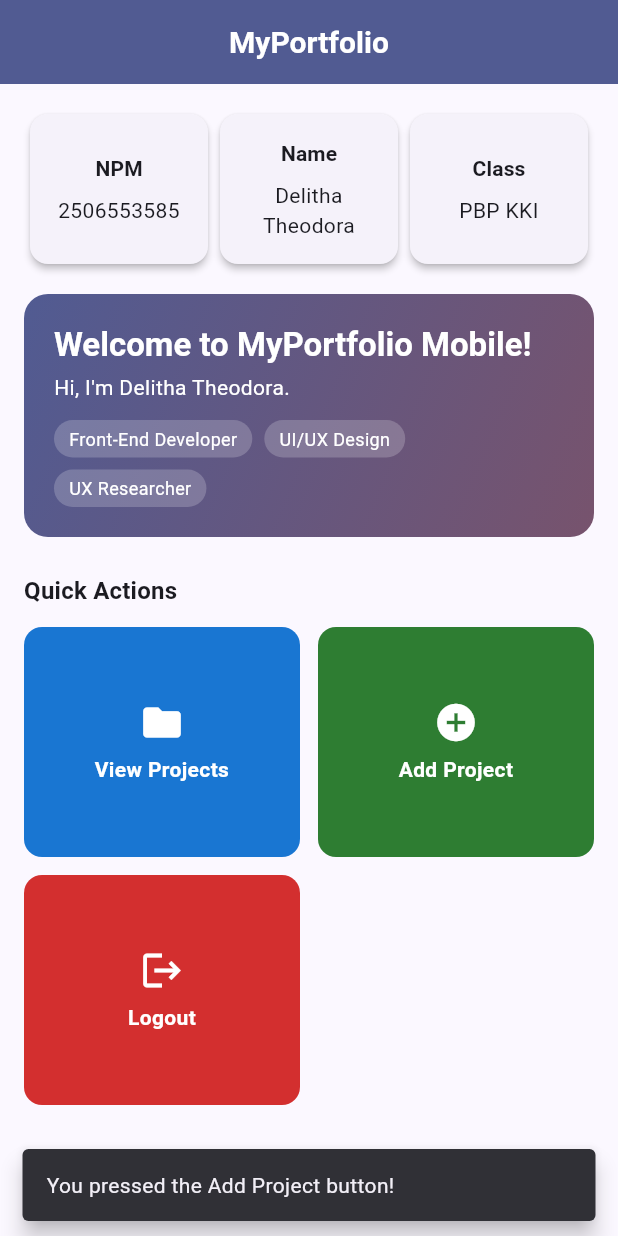
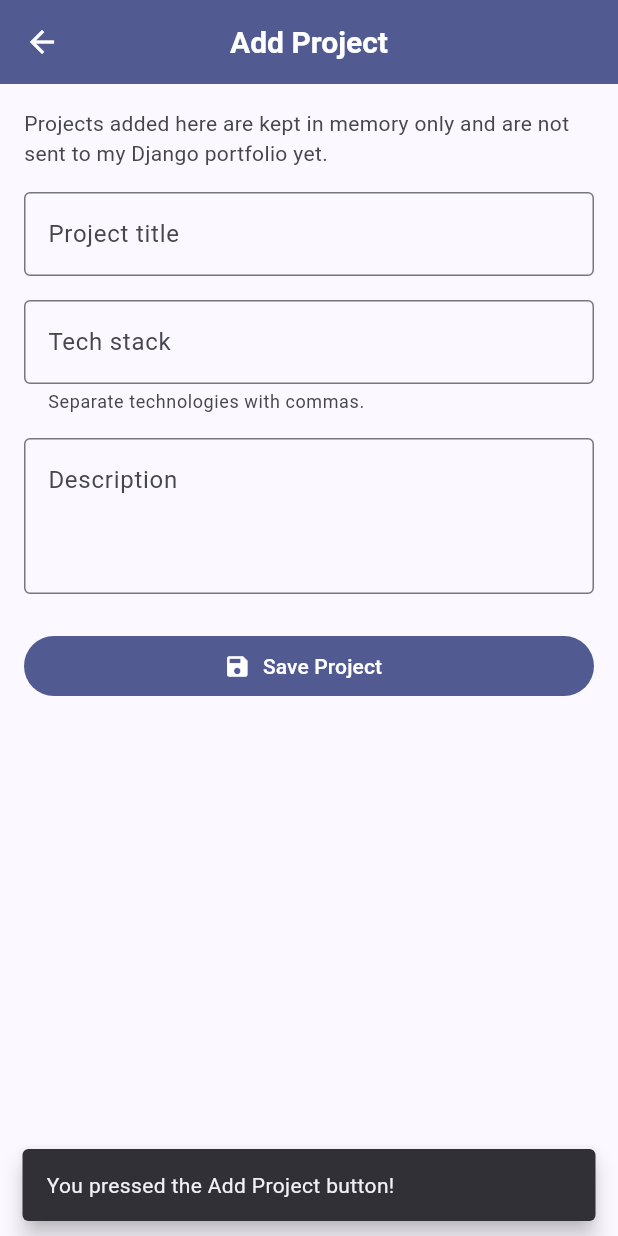
Before and after one commit to theodoradelitha/myportofolio_mobile, a Flutter app: the screen it shows after launch, after a tap on "Add Project", on a phone screen of 412 x 824 dp. Run offline on Flutter 3.47's test engine with Material 3 defaults, Android fonts, the phone set to English and light mode, and no system bars.

Commit message:
feat: add project form with validation
Add Project opens a form with title, tech stack and description fields.
Validation follows the Django Project model limits. Saved projects go
into an in-memory ProjectStore and appear in View Projects immediately,
marked as not synced since there is no backend connection yet.

```diff
--- a/lib/menu.dart
+++ b/lib/menu.dart
@@ -1,6 +1,7 @@
 import 'package:flutter/material.dart';
 import 'package:myportofolio_mobile/data/portfolio_data.dart';
 import 'package:myportofolio_mobile/models/item_homepage.dart';
+import 'package:myportofolio_mobile/screens/project_form_page.dart';
 import 'package:myportofolio_mobile/screens/project_list_page.dart';
 import 'package:myportofolio_mobile/widgets/info_card.dart';
 import 'package:myportofolio_mobile/widgets/item_card.dart';
@@ -20,13 +21,23 @@ class MyHomePage extends StatelessWidget {
       Color(0xFF1976D2),
       onTap: _openProjectList,
     ),
-    ItemHomepage("Add Project", Icons.add_circle, Color(0xFF2E7D32)),
+    ItemHomepage(
+      "Add Project",
+      Icons.add_circle,
+      Color(0xFF2E7D32),
+      onTap: _openProjectForm,
+    ),
     ItemHomepage("Logout", Icons.logout, Color(0xFFD32F2F)),
   ];
 
   static void _openProjectList(BuildContext context) {
     Navigator.of(context)
         .push(MaterialPageRoute(builder: (_) => const ProjectListPage()));
+  }
+
+  static void _openProjectForm(BuildContext context) {
+    Navigator.of(context)
+        .push(MaterialPageRoute(builder: (_) => const ProjectFormPage()));
   }
 
   @override
--- /dev/null
+++ b/lib/screens/project_form_page.dart
@@ -0,0 +1,151 @@
+import 'package:flutter/material.dart';
+import 'package:myportofolio_mobile/data/project_store.dart';
+import 'package:myportofolio_mobile/models/project.dart';
+
+class ProjectFormPage extends StatefulWidget {
+  const ProjectFormPage({super.key});
+
+  @override
+  State<ProjectFormPage> createState() => _ProjectFormPageState();
+}
+
+class _ProjectFormPageState extends State<ProjectFormPage> {
+  // Same limits as the Project model in my Django portfolio.
+  static const int _maxTitleLength = 255;
+  static const int _maxTechStackLength = 200;
+  static const int _minDescriptionLength = 20;
+
+  final _formKey = GlobalKey<FormState>();
+  final _titleController = TextEditingController();
+  final _techStackController = TextEditingController();
+  final _descriptionController = TextEditingController();
+
+  @override
+  void dispose() {
+    _titleController.dispose();
+    _techStackController.dispose();
+    _descriptionController.dispose();
+    super.dispose();
+  }
+
+  String? _validateTitle(String? value) {
+    final title = value?.trim() ?? '';
+    if (title.isEmpty) return 'Project title cannot be empty.';
+    if (title.length > _maxTitleLength) {
+      return 'Title must be at most $_maxTitleLength characters.';
+    }
+    return null;
+  }
+
+  String? _validateTechStack(String? value) {
+    final techStack = value?.trim() ?? '';
+    if (_parseTechStack(techStack).isEmpty) {
+      return 'Add at least one technology.';
+    }
+    if (techStack.length > _maxTechStackLength) {
+      return 'Tech stack must be at most $_maxTechStackLength characters.';
+    }
+    return null;
+  }
+
+  String? _validateDescription(String? value) {
+    final description = value?.trim() ?? '';
+    if (description.length < _minDescriptionLength) {
+      return 'Description must be at least $_minDescriptionLength characters.';
+    }
+    return null;
+  }
+
+  List<String> _parseTechStack(String input) {
+    return input
+        .split(',')
+        .map((tech) => tech.trim())
+        .where((tech) => tech.isNotEmpty)
+        .toList();
+  }
+
+  void _submit() {
+    if (!_formKey.currentState!.validate()) return;
+
+    final project = Project(
+      title: _titleController.text.trim(),
+      techStack: _parseTechStack(_techStackController.text),
+      description: _descriptionController.text.trim(),
+      isLocalDraft: true,
+    );
+    ProjectStore.add(project);
+
+    ScaffoldMessenger.of(context)
+      ..hideCurrentSnackBar()
+      ..showSnackBar(
+        SnackBar(
+          content: Text(
+            '"${project.title}" was added to View Projects for this session.',
+          ),
+        ),
+      );
+    Navigator.of(context).pop();
+  }
+
+  @override
+  Widget build(BuildContext context) {
+    final colorScheme = Theme.of(context).colorScheme;
+
+    return Scaffold(
+      appBar: AppBar(title: const Text('Add Project')),
+      body: Form(
+        key: _formKey,
+        child: ListView(
+          padding: const EdgeInsets.all(16.0),
+          children: [
+            Text(
+              'Projects added here are kept in memory only and are not sent '
+              'to my Django portfolio yet.',
+              style: TextStyle(color: colorScheme.onSurfaceVariant),
+            ),
+            const SizedBox(height: 16.0),
+            TextFormField(
+              controller: _titleController,
+              decoration: const InputDecoration(
+                labelText: 'Project title',
+                border: OutlineInputBorder(),
+              ),
+              textInputAction: TextInputAction.next,
+              validator: _validateTitle,
+            ),
+            const SizedBox(height: 16.0),
+            TextFormField(
+              controller: _techStackController,
+              decoration: const InputDecoration(
+                labelText: 'Tech stack',
+                hintText: 'e.g. Flutter, Dart, Django',
+                helperText: 'Separate technologies with commas.',
+                border: OutlineInputBorder(),
+              ),
+              textInputAction: TextInputAction.next,
+              validator: _validateTechStack,
+            ),
+            const SizedBox(height: 16.0),
+            TextFormField(
+              controller: _descriptionController,
+              decoration: const InputDecoration(
+                labelText: 'Description',
+                alignLabelWithHint: true,
+                border: OutlineInputBorder(),
+              ),
+              minLines: 3,
+              maxLines: 6,
+              validator: _validateDescription,
+            ),
+            const SizedBox(height: 24.0),
+            FilledButton.icon(
+              onPressed: _submit,
+              icon: const Icon(Icons.save),
+              label: const Text('Save Project'),
+            ),
+          ],
+        ),
+      ),
+    );
+  }
+}
```
Also changed, not shown: lib/screens/project_list_page.dart (+8 -1 lines).
